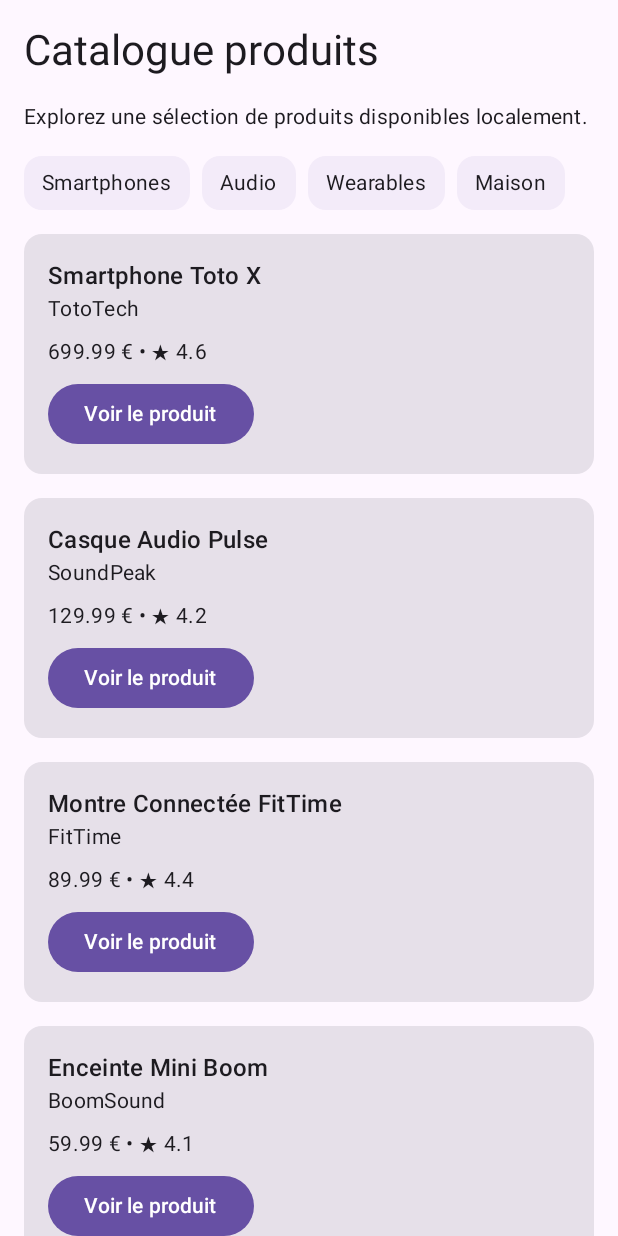
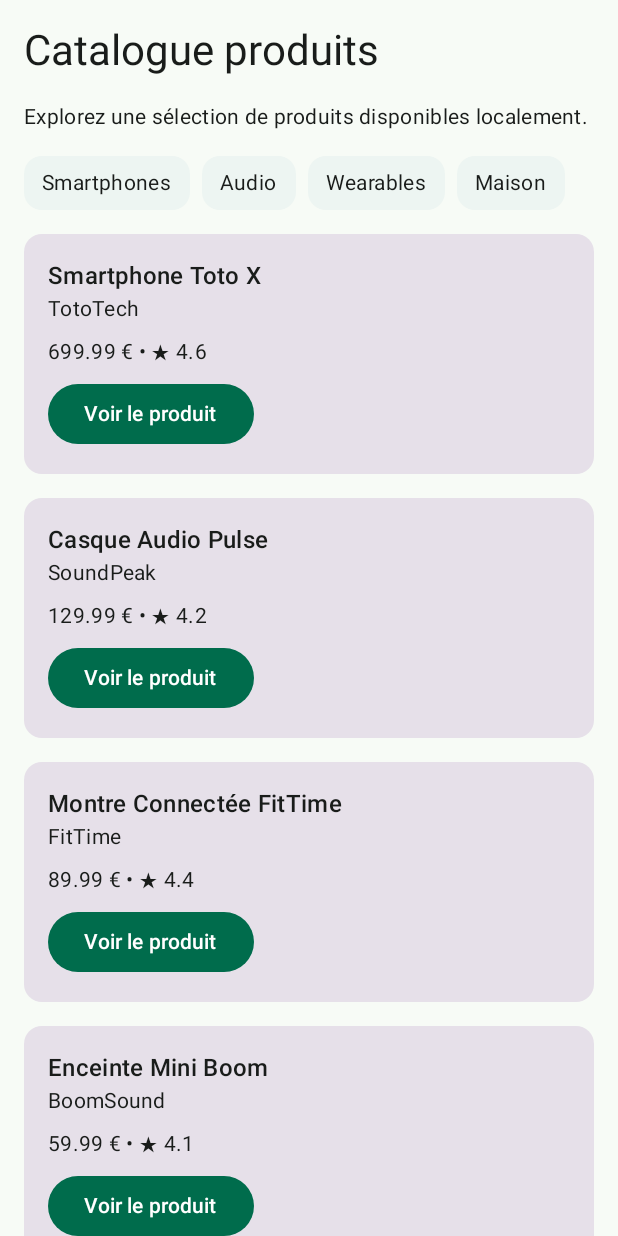
Before and after one commit to hugo-ry02/tpJetpackCompose, an Android app built with Jetpack Compose: the screen it shows after launch (MainActivity), on a phone screen of 412 x 824 dp. Run offline under Robolectric (Android 15) with nearby library versions, the phone set to English and light mode, and no system bars.

Commit message:
feat(tp7): création des palettes LightColorScheme et DarkColorScheme dans Theme.kt

```diff
--- a/app/src/main/kotlin/com/example/productexplorer/ui/theme/Theme.kt
+++ b/app/src/main/kotlin/com/example/productexplorer/ui/theme/Theme.kt
@@ -1,59 +1,41 @@
-/*
- * Copyright 2026 The Android Open Source Project
- *
- * Licensed under the Apache License, Version 2.0 (the "License");
- * you may not use this file except in compliance with the License.
- * You may obtain a copy of the License at
- *
- *     https://www.apache.org/licenses/LICENSE-2.0
- *
- * Unless required by applicable law or agreed to in writing, software
- * distributed under the License is distributed on an "AS IS" BASIS,
- * WITHOUT WARRANTIES OR CONDITIONS OF ANY KIND, either express or implied.
- * See the License for the specific language governing permissions and
- * limitations under the License.
- */
-
 package com.example.productexplorer.ui.theme
 
-import android.os.Build
 import androidx.compose.foundation.isSystemInDarkTheme
 import androidx.compose.material3.MaterialTheme
 import androidx.compose.material3.darkColorScheme
-import androidx.compose.material3.dynamicDarkColorScheme
-import androidx.compose.material3.dynamicLightColorScheme
 import androidx.compose.material3.lightColorScheme
 import androidx.compose.runtime.Composable
-import androidx.compose.ui.platform.LocalContext
+import androidx.compose.ui.graphics.Color
+
+private val LightColorScheme = lightColorScheme(
+    primary = Color(0xFF006C4C),
+    onPrimary = Color.White,
+    secondary = Color(0xFF4F6357),
+    background = Color(0xFFF7FBF6),
+    onBackground = Color(0xFF191C1A),
+    surface = Color(0xFFFFFFFF),
+    onSurface = Color(0xFF191C1A)
+)
 
 private val DarkColorScheme = darkColorScheme(
-    primary = primaryDark,
-    primaryContainer = primaryContainerDark,
-    secondary = secondaryDark,
-    tertiary = tertiaryDark
-)
-
-private val LightColorScheme = lightColorScheme(
-    primary = primaryLight,
-    primaryContainer = primaryContainerLight,
-    secondary = secondaryLight,
-    tertiary = tertiaryLight
+    primary = Color(0xFF7DDBB0),
+    onPrimary = Color(0xFF003826),
+    secondary = Color(0xFFB7CCBC),
+    background = Color(0xFF101411),
+    onBackground = Color(0xFFE0E4DF),
+    surface = Color(0xFF1C211D),
+    onSurface = Color(0xFFE0E4DF)
 )
 
 @Composable
 fun ProductExplorerTheme(
     darkTheme: Boolean = isSystemInDarkTheme(),
-    // Dynamic color is available on Android 12+
-    dynamicColor: Boolean = false,
     content: @Composable () -> Unit
 ) {
-    val colorScheme = when {
-        dynamicColor && Build.VERSION.SDK_INT >= Build.VERSION_CODES.S -> {
-            val context = LocalContext.current
-            if (darkTheme) dynamicDarkColorScheme(context) else dynamicLightColorScheme(context)
-        }
-        darkTheme -> DarkColorScheme
-        else -> LightColorScheme
+    val colorScheme = if (darkTheme) {
+        DarkColorScheme
+    } else {
+        LightColorScheme
     }
 
     MaterialTheme(
```
